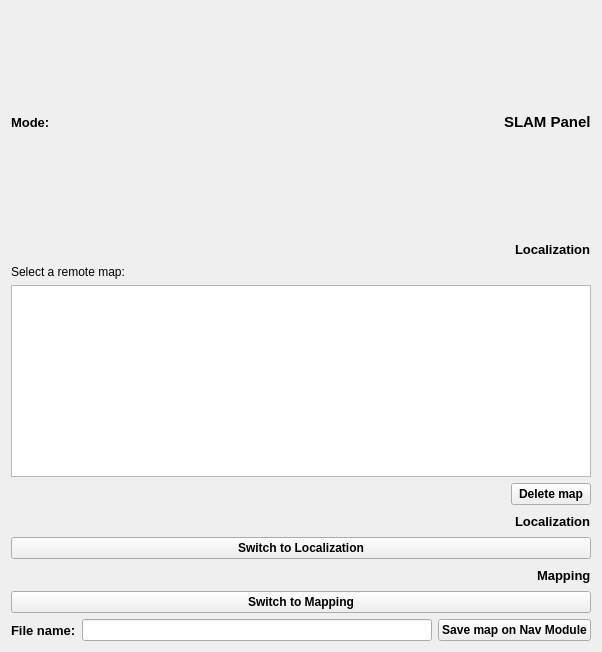
Ross-Robotics/rr_viz, file rr_viz/src/rr_viz/widgets/mission_dashboard/mapping/slam_supervisor.ui: the form before one commit.
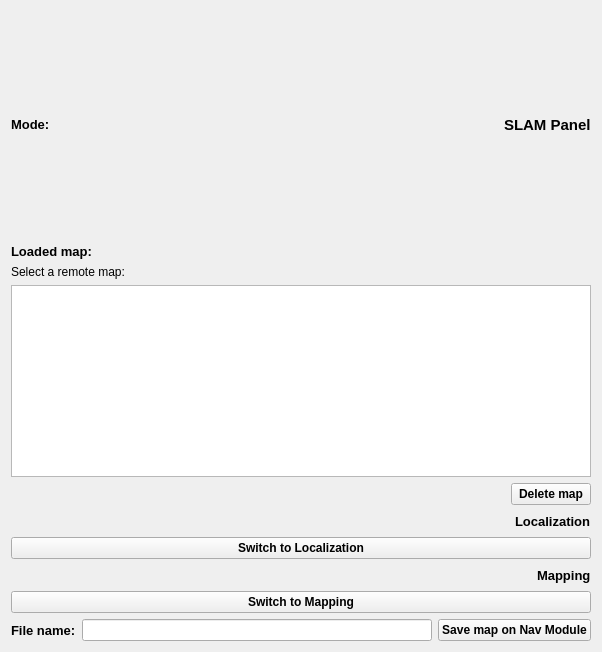
The form after the commit. Custom widgets are drawn as their Qt base class.

Commit message: add label to show which map is loaded

The edit to the form file:
```diff
--- a/rr_viz/src/rr_viz/widgets/mission_dashboard/mapping/slam_supervisor.ui
+++ b/rr_viz/src/rr_viz/widgets/mission_dashboard/mapping/slam_supervisor.ui
@@ -95,20 +95,7 @@
        <item>
         <layout class="QHBoxLayout" name="horizontalLayout_4">
          <item>
-          <spacer name="horizontalSpacer_4">
-           <property name="orientation">
-            <enum>Qt::Horizontal</enum>
-           </property>
-           <property name="sizeHint" stdset="0">
-            <size>
-             <width>40</width>
-             <height>20</height>
-            </size>
-           </property>
-          </spacer>
-         </item>
-         <item>
-          <widget class="QLabel" name="label_3">
+          <widget class="QLabel" name="label_7">
            <property name="font">
             <font>
              <pointsize>10</pointsize>
@@ -117,7 +104,21 @@
             </font>
            </property>
            <property name="text">
-            <string>Localization</string>
+            <string>Loaded map:</string>
+           </property>
+          </widget>
+         </item>
+         <item>
+          <widget class="ROSTopicLabel" name="loadedMapLabel">
+           <property name="font">
+            <font>
+             <pointsize>10</pointsize>
+             <weight>65</weight>
+             <bold>false</bold>
+            </font>
+           </property>
+           <property name="text">
+            <string/>
            </property>
           </widget>
          </item>
```
The commit also changes 1 other file.
